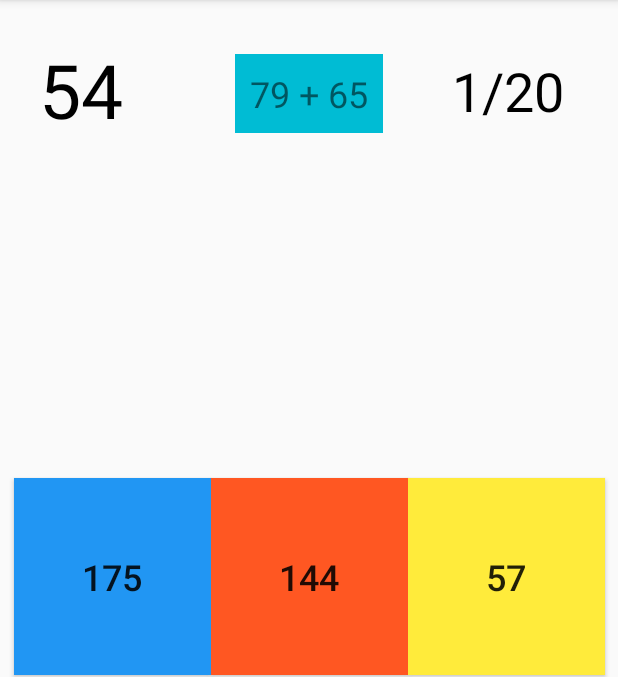
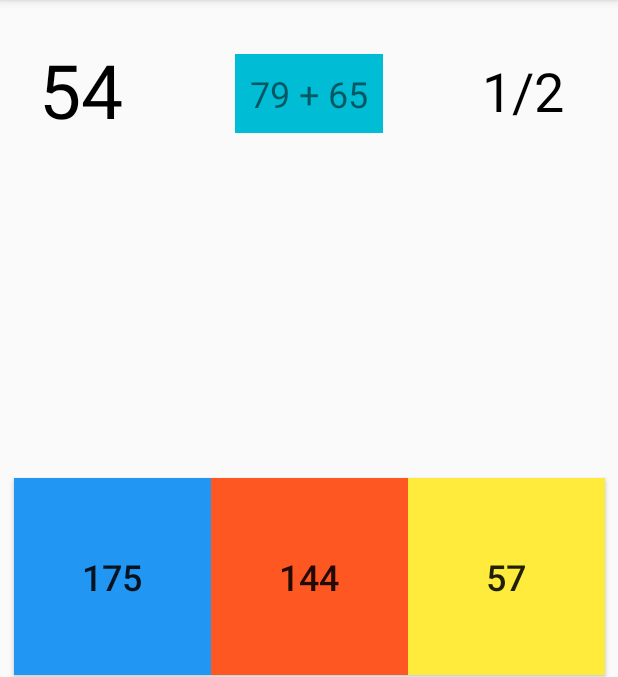
Before and after one commit to Sinc0/AndroidMentalMath, an Android app: the screen it shows after launch (MainActivity), after a tap on an icon or button, on a phone screen of 412 x 824 dp, the part 84-761 px from its top. Run offline under Robolectric (Android 15) with nearby library versions, the phone set to English and light mode, and no system bars; 2 other taps on this screen came first.

Commit message:
Removed question limit, reworked toasts

```diff
--- a/app/src/main/java/android/example/simplemathgame/MainActivity.java
+++ b/app/src/main/java/android/example/simplemathgame/MainActivity.java
@@ -24,7 +24,7 @@ public class MainActivity extends AppCompatActivity {
     ArrayList<Integer> answerMathProblem = new ArrayList<>();
     int locationForCorrectAnswer;
     int score;
-    int totalQuestions = 20;
+    int totalQuestions;
     int questionCounter = 1;
     int guessesCounter;
     CountDownTimer timer;
@@ -45,6 +45,7 @@ public class MainActivity extends AppCompatActivity {
         buttonNumber3.setVisibility(View.VISIBLE);
         textViewMathProblem.setVisibility(View.VISIBLE);
         textViewSecondsCounter.setVisibility(View.VISIBLE);
+        totalQuestions = 0;
         score = 0;
         guessesCounter = 25;
         textViewScore.setText(Integer.toString(score) + "/" + Integer.toString(totalQuestions));
@@ -85,21 +86,7 @@ public class MainActivity extends AppCompatActivity {
         String correctAnswer = Integer.toString(locationForCorrectAnswer);
         String tag = v.getTag().toString();
 
-        Log.i("Tag:", tag + " " + correctAnswer + " " + guessesCounter);
-
-        guessesCounter--;
-
-        if (guessesCounter > 1)
-        {
-            toastGuessesLeft.setText(Integer.toString(guessesCounter) + " Guesses Left");
-            toastGuessesLeft.show();
-        }
-
-        if (guessesCounter == 1)
-        {
-            toastGuessesLeft.setText(Integer.toString(guessesCounter) + " Guess Left");
-            toastGuessesLeft.show();
-        }
+        Log.i("Tag:", tag + " " + correctAnswer + " " + guessesCounter + " " + questionCounter);
 
         if (guessesCounter == 0)
         {
@@ -114,22 +101,41 @@ public class MainActivity extends AppCompatActivity {
             textViewSecondsCounter.setVisibility(View.INVISIBLE);
         }
 
-        if (tag.equals(correctAnswer) && questionCounter != 20)
+        if (tag.equals(correctAnswer))
         {
             score++;
-            textViewScore.setText(Integer.toString(score) + "/" + Integer.toString(totalQuestions));
-            toastWinMessage.setGravity(1, 0, 120);
-            toastWinMessage.show();
+            //toastWinMessage.setGravity(1,0, 140);
+            //toastWinMessage.show();
         }
 
+        if (tag.equals(correctAnswer) == false)
+        {
+            guessesCounter--;
+
+            if (guessesCounter > 1)
+            {
+                toastGuessesLeft.setText(Integer.toString(guessesCounter) + " Guesses Left");
+                toastGuessesLeft.show();
+            }
+
+            if (guessesCounter == 1)
+            {
+                toastGuessesLeft.setText(Integer.toString(guessesCounter) + " Guess Left");
+                toastGuessesLeft.show();
+            }
+        }
+
+        /*
         if (questionCounter != 20)
         {
             questionCounter++;
             addQuestion();
         }
+        */
 
-
-
+        totalQuestions++;
+        textViewScore.setText(Integer.toString(score) + "/" + Integer.toString(totalQuestions));
+        addQuestion();
     }
 
     public void onClickStart(View v)
@@ -171,7 +177,7 @@ public class MainActivity extends AppCompatActivity {
             @Override
             public void onFinish()
             {
-                toastTimeIsUp.setGravity(1,0, 120);
+                toastTimeIsUp.setGravity(1,0, 160);
                 toastTimeIsUp.show();
                 textViewSecondsCounter.setText("");
                 buttonStart.setVisibility(View.VISIBLE);
```
